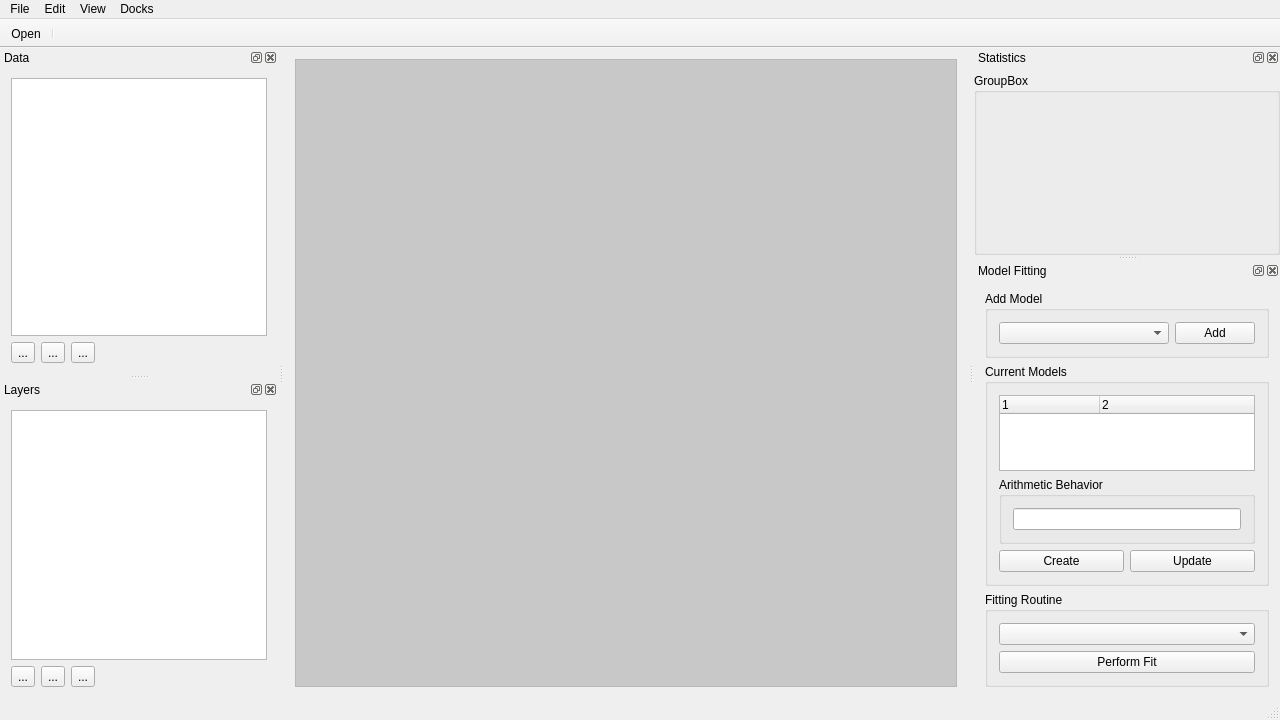
Above: pyfocal/ui/qt/uic/source/mainwindow.ui from astropy/specutils before the change. Below: the same form after it.
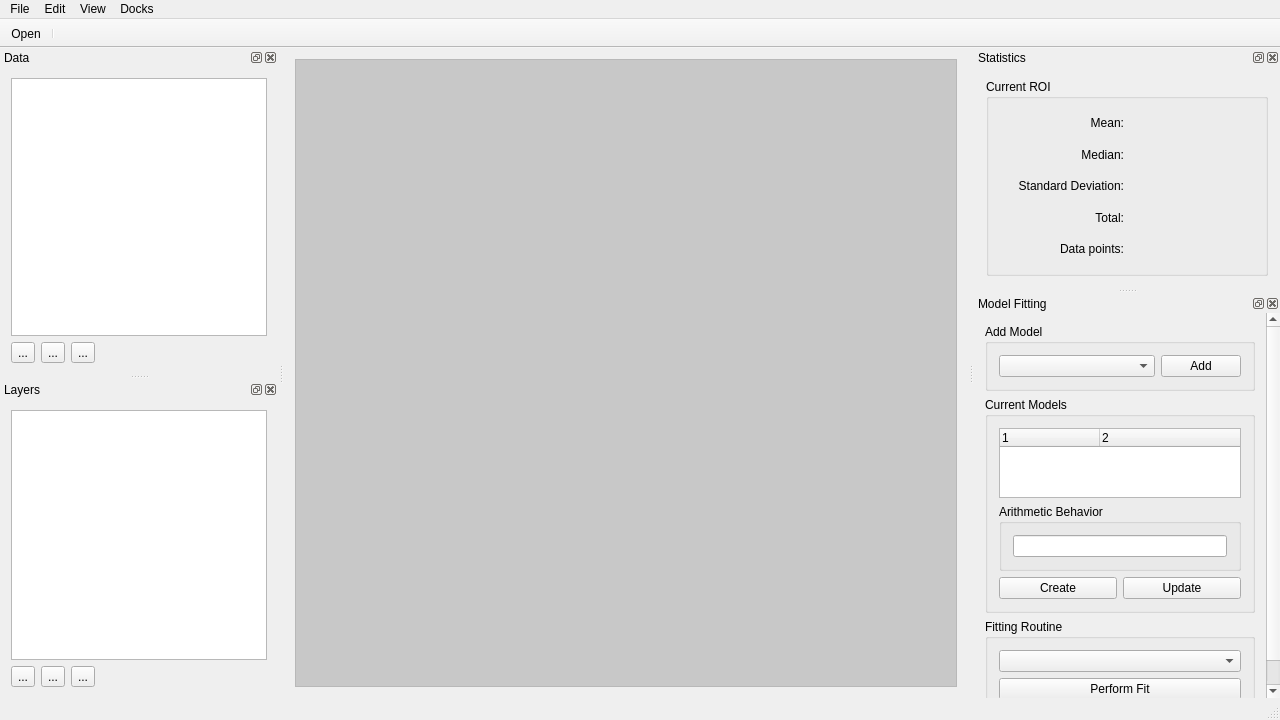
That is the form after the change. Icons and pictures are not drawn.

What changed in the file:
```diff
--- a/pyfocal/ui/qt/uic/source/mainwindow.ui
+++ b/pyfocal/ui/qt/uic/source/mainwindow.ui
@@ -177,10 +177,16 @@
    </widget>
   </widget>
   <widget class="QDockWidget" name="dockWidget_2">
+   <property name="sizePolicy">
+    <sizepolicy hsizetype="Preferred" vsizetype="Minimum">
+     <horstretch>0</horstretch>
+     <verstretch>0</verstretch>
+    </sizepolicy>
+   </property>
    <property name="minimumSize">
     <size>
-     <width>150</width>
-     <height>207</height>
+     <width>243</width>
+     <height>211</height>
     </size>
    </property>
    <property name="windowTitle">
@@ -190,24 +196,123 @@
     <number>2</number>
    </attribute>
    <widget class="QWidget" name="dockWidgetContents_2">
-    <layout class="QGridLayout" name="gridLayout_2">
+    <layout class="QVBoxLayout" name="verticalLayout_7">
      <property name="leftMargin">
-      <number>0</number>
+      <number>12</number>
      </property>
      <property name="topMargin">
-      <number>6</number>
+      <number>12</number>
      </property>
      <property name="rightMargin">
-      <number>0</number>
+      <number>12</number>
      </property>
      <property name="bottomMargin">
-      <number>0</number>
+      <number>12</number>
      </property>
-     <item row="0" column="0">
+     <item>
       <widget class="QGroupBox" name="groupBox_2">
+       <property name="sizePolicy">
+        <sizepolicy hsizetype="Preferred" vsizetype="Preferred">
+         <horstretch>0</horstretch>
+         <verstretch>0</verstretch>
+        </sizepolicy>
+       </property>
+       <property name="maximumSize">
+        <size>
+         <width>16777215</width>
+         <height>16777215</height>
+        </size>
+       </property>
        <property name="title">
-        <string>GroupBox</string>
+        <string>Current ROI</string>
        </property>
+       <layout class="QGridLayout" name="gridLayout_2">
+        <item row="1" column="0">
+         <widget class="QLabel" name="label_3">
+          <property name="text">
+           <string>Median:</string>
+          </property>
+          <property name="alignment">
+           <set>Qt::AlignRight|Qt::AlignTrailing|Qt::AlignVCenter</set>
+          </property>
+         </widget>
+        </item>
+        <item row="2" column="1">
+         <widget class="QLabel" name="label_6">
+          <property name="text">
+           <string/>
+          </property>
+         </widget>
+        </item>
+        <item row="0" column="0">
+         <widget class="QLabel" name="label">
+          <property name="text">
+           <string>Mean:</string>
+          </property>
+          <property name="alignment">
+           <set>Qt::AlignRight|Qt::AlignTrailing|Qt::AlignVCenter</set>
+          </property>
+         </widget>
+        </item>
+        <item row="4" column="0">
+         <widget class="QLabel" name="label_9">
+          <property name="text">
+           <string>Data points:</string>
+          </property>
+          <property name="alignment">
+           <set>Qt::AlignRight|Qt::AlignTrailing|Qt::AlignVCenter</set>
+          </property>
+         </widget>
+        </item>
+        <item row="4" column="1">
+         <widget class="QLabel" name="label_10">
+          <property name="text">
+           <string/>
+          </property>
+         </widget>
+        </item>
+        <item row="0" column="1">
+         <widget class="QLabel" name="label_2">
+          <property name="text">
+           <string/>
+          </property>
+         </widget>
+        </item>
+        <item row="3" column="1">
+         <widget class="QLabel" name="label_8">
+          <property name="text">
+           <string/>
+          </property>
+         </widget>
+        </item>
+        <item row="2" column="0">
+         <widget class="QLabel" name="label_5">
+          <property name="text">
+           <string>Standard Deviation:</string>
+          </property>
+          <property name="alignment">
+           <set>Qt::AlignRight|Qt::AlignTrailing|Qt::AlignVCenter</set>
+          </property>
+         </widget>
+        </item>
+        <item row="3" column="0">
+         <widget class="QLabel" name="label_7">
+          <property name="text">
+           <string>Total:</string>
+          </property>
+          <property name="alignment">
+           <set>Qt::AlignRight|Qt::AlignTrailing|Qt::AlignVCenter</set>
+          </property>
+         </widget>
+        </item>
+        <item row="1" column="1">
+         <widget class="QLabel" name="label_4">
+          <property name="text">
+           <string/>
+          </property>
+         </widget>
+        </item>
+       </layout>
       </widget>
      </item>
     </layout>
@@ -267,6 +372,15 @@
    </widget>
   </widget>
   <widget class="QDockWidget" name="dockWidget_4">
+   <property name="minimumSize">
+    <size>
+     <width>76</width>
+     <height>98</height>
+    </size>
+   </property>
+   <property name="features">
+    <set>QDockWidget::AllDockWidgetFeatures</set>
+   </property>
    <property name="windowTitle">
     <string>Model Fitting</string>
    </property>
@@ -275,6 +389,42 @@
    </attribute>
    <widget class="QWidget" name="dockWidgetContents_4">
     <layout class="QVBoxLayout" name="verticalLayout_2">
+     <property name="leftMargin">
+      <number>0</number>
+     </property>
+     <property name="topMargin">
+      <number>0</number>
+     </property>
+     <property name="rightMargin">
+      <number>0</number>
+     </property>
+     <property name="bottomMargin">
+      <number>0</number>
+     </property>
+     <item>
+      <widget class="QScrollArea" name="scrollArea">
+       <property name="frameShape">
+        <enum>QFrame::NoFrame</enum>
+       </property>
+       <property name="frameShadow">
+        <enum>QFrame::Plain</enum>
+       </property>
+       <property name="lineWidth">
+        <number>0</number>
+       </property>
+       <property name="widgetResizable">
+        <bool>true</bool>
+       </property>
+       <widget class="QWidget" name="scrollAreaWidgetContents">
+        <property name="geometry">
+         <rect>
+          <x>0</x>
+          <y>0</y>
+          <width>295</width>
+          <height>428</height>
+         </rect>
+        </property>
+        <layout class="QVBoxLayout" name="verticalLayout_8">
      <item>
       <widget class="QGroupBox" name="groupBox">
        <property name="title">
@@ -388,6 +538,10 @@
     </layout>
    </widget>
   </widget>
+     </item>
+    </layout>
+   </widget>
+  </widget>
   <action name="actionOpen">
    <property name="icon">
     <iconset resource="icon_resource.qrc">
```
Left out of the diff: 42 changed lines with no effect on the pictures. Lines whose indentation alone changed are shown as unchanged.
